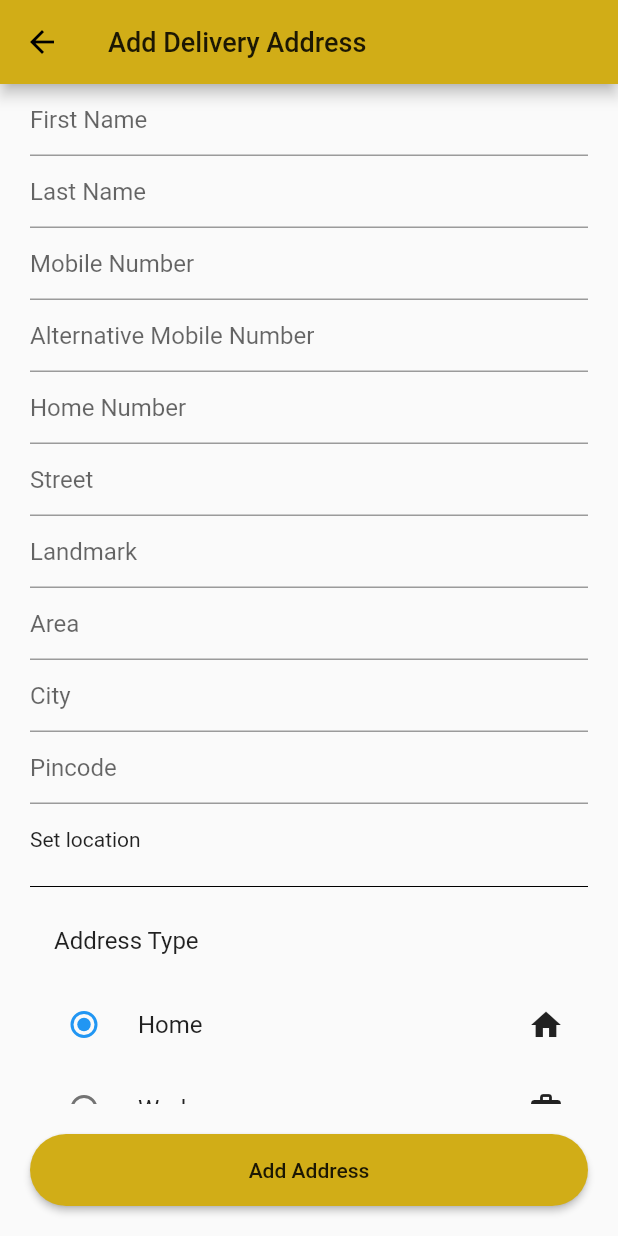
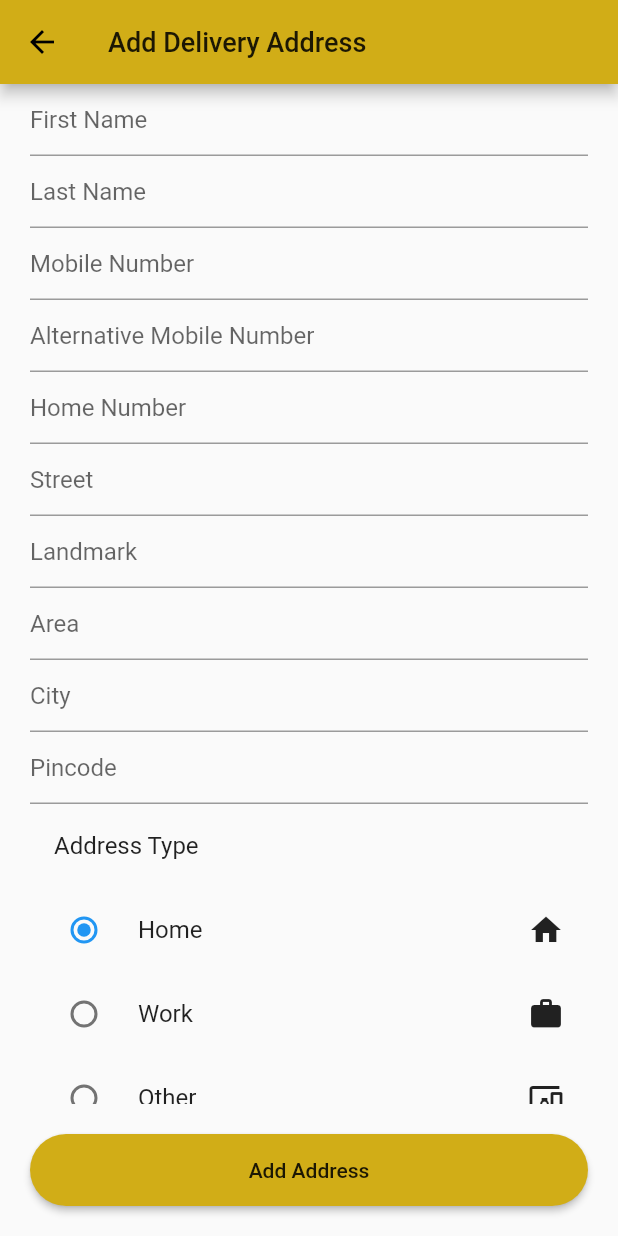
Before and after one commit to madhukr096/Five-Star-App, a Flutter app: the DeliveryDetails screen opened directly, after a tap on the "add" icon, on a phone screen of 412 x 824 dp. Run offline on Flutter 3.47's test engine with Material 2 defaults, Android fonts, the phone set to English and light mode, and no system bars; our stand-ins replace cloud_firestore, dots_indicator, firebase_auth, firebase_core, flutter_signin_button, fluttertoast and 4 more; missing offline and left inert: dart:ffi; accounts and stored records are empty.

Commit message:
Github is done

```diff
--- a/lib/models/delivery_address_model.dart
+++ b/lib/models/delivery_address_model.dart
@@ -1,29 +1,29 @@
 import 'package:flutter/material.dart';
 
 class DeliveryAddressModel {
-  late String firstName;
-  late String lastName;
-  late String mobileNo;
-  late String alternativeMobileNo;
-  late String homeNo;
-  late String street;
-  late String landmark;
-  late String area;
-  late String city;
-  late String pincode;
-  late String addressType;
+  String? firstName;
+  String? lastName;
+  String? mobileNo;
+  String? alternativeMobileNo;
+  String? homeNo;
+  String? street;
+  String? landmark;
+  String? area;
+  String? city;
+  String? pincode;
+  String? addressType;
 
   DeliveryAddressModel({
-    required this.firstName,
-    required this.lastName,
-    required this.mobileNo,
-    required this.alternativeMobileNo,
-    required this.homeNo,
-    required this.street,
-    required this.landmark,
-    required this.area,
-    required this.city,
-    required this.pincode,
-    required this.addressType,
+    this.firstName,
+    this.lastName,
+    this.mobileNo,
+    this.alternativeMobileNo,
+    this.homeNo,
+    this.street,
+    this.landmark,
+    this.area,
+    this.city,
+    this.pincode,
+    this.addressType,
   });
 }
--- a/lib/providers/check_out_provider.dart
+++ b/lib/providers/check_out_provider.dart
@@ -2,6 +2,8 @@ import 'package:cloud_firestore/cloud_firestore.dart';
 import 'package:firebase_auth/firebase_auth.dart';
 import 'package:flutter/material.dart';
 import 'package:fluttertoast/fluttertoast.dart';
+
+import '../models/delivery_address_model.dart';
 
 class CheckOutProvider with ChangeNotifier {
   bool isloading = false;
@@ -66,4 +68,37 @@ class CheckOutProvider with ChangeNotifier {
       notifyListeners();
     }
   }
+
+  List<DeliveryAddressModel> deliveryAddressList = [];
+  getDeliveryAddrressData() async {
+    DeliveryAddressModel deliveryAddressModel;
+    List<DeliveryAddressModel> newList = [];
+    DocumentSnapshot _db = await FirebaseFirestore.instance
+        .collection("AddDeliveryAddress")
+        .doc(FirebaseAuth.instance.currentUser?.uid)
+        .get();
+    if (_db.exists) {
+      deliveryAddressModel = DeliveryAddressModel(
+        firstName: _db.get("firstName"),
+        lastName: _db.get("lastName"),
+        mobileNo: _db.get("mobileNo"),
+        addressType: _db.get("addressType"),
+        alternativeMobileNo: _db.get("alternativeMobileNo"),
+        homeNo: _db.get("homeNo"),
+        street: _db.get("street"),
+        landmark: _db.get("landmark"),
+        area: _db.get("area"),
+        city: _db.get("city"),
+        pincode: _db.get("pincode"),
+      );
+      newList.add(deliveryAddressModel);
+      notifyListeners();
+    }
+    deliveryAddressList = newList;
+    notifyListeners();
+  }
+
+  List<DeliveryAddressModel> get getDeliveryAddressList {
+    return deliveryAddressList;
+  }
 }
--- a/lib/screens/check_out/add_delivery_address/add_delivery_address.dart
+++ b/lib/screens/check_out/add_delivery_address/add_delivery_address.dart
@@ -104,7 +104,7 @@ class _AddDeliveryAddressState extends State<AddDeliveryAddress> {
               labText: "Pincode",
               controller: checkOutProvider.pincode,
             ),
-            InkWell(
+            /* InkWell(
               onTap: () {
                 /*Navigator.of(context).push(
                   MaterialPageRoute(
@@ -126,7 +126,7 @@ class _AddDeliveryAddressState extends State<AddDeliveryAddress> {
             ),
             Divider(
               color: Colors.black,
-            ),
+            ),*/
             ListTile(
               title: Text("Address Type"),
             ),
--- a/lib/screens/check_out/delivery_details/delivery_details.dart
+++ b/lib/screens/check_out/delivery_details/delivery_details.dart
@@ -1,22 +1,19 @@
+import 'package:five_star/models/delivery_address_model.dart';
+import 'package:five_star/providers/check_out_provider.dart';
 import 'package:five_star/screens/check_out/add_delivery_address/add_delivery_address.dart';
 import 'package:five_star/screens/check_out/delivery_details/single_delivery_item.dart';
 import 'package:five_star/screens/check_out/payment_summary/payment_summary.dart';
 import 'package:flutter/material.dart';
+import 'package:provider/provider.dart';
 
 import '../../../config/color.dart';
 
 class DeliveryDetails extends StatelessWidget {
-  List<Widget> address = [
-    SingleDeliveryItem(
-      title: 'FIVE STAR',
-      address: 'LVP Boys Hostel, Dairy Circle, Hassan  Pincode -573201',
-      number: '7259741181',
-      addressType: 'Home',
-    ),
-  ];
   bool isAddress = false;
   @override
   Widget build(BuildContext context) {
+    CheckOutProvider deliveryAddreesProvider = Provider.of(context);
+    deliveryAddreesProvider.getDeliveryAddrressData();
     return Scaffold(
         appBar: AppBar(
           backgroundColor: primaryColor,
@@ -45,11 +42,11 @@ class DeliveryDetails extends StatelessWidget {
           height: 40,
           margin: EdgeInsets.symmetric(vertical: 20, horizontal: 20),
           child: MaterialButton(
-            child: address.isEmpty
+            child: deliveryAddreesProvider.getDeliveryAddressList.isEmpty
                 ? Text("Add new Address")
                 : Text("Payment Summary"),
             onPressed: () {
-              address == null
+              deliveryAddreesProvider.getDeliveryAddressList == null
                   ? Navigator.of(context).push(MaterialPageRoute(
                       builder: (context) => AddDeliveryAddress()))
                   : Navigator.of(context).push(MaterialPageRoute(
@@ -75,10 +72,35 @@ class DeliveryDetails extends StatelessWidget {
             Divider(
               height: 1,
             ),
-            Column(
-              children: [
-                address.isEmpty
-                    ? Container()
+            deliveryAddreesProvider.getDeliveryAddressList.isEmpty
+                ? Container(
+                    child: Center(
+                      child: Text("NO DATA"),
+                    ),
+                  )
+                : Column(
+                    children:
+                        deliveryAddreesProvider.getDeliveryAddressList.map((e) {
+                      return SingleDeliveryItem(
+                        title: '${e.firstName}, ${e.lastName}',
+                        address:
+                            "${e.homeNo},${e.street},${e.landmark},${e.area},${e.city},${e.pincode}",
+                        number: '${e.mobileNo}',
+                        addressType: e.addressType == "addressType.Home"
+                            ? "Home"
+                            : e.addressType == "addressType.Work"
+                                ? "Work"
+                                : "Other",
+                      );
+                    }).toList(),
+
+                    /*children: [
+                deliveryAddreesProvider.getDeliveryAddressList.isEmpty
+                    ? Container(
+                        child: Center(
+                          child: Text("NO DATA"),
+                        ),
+                      )
                     : SingleDeliveryItem(
                         title: 'MADHU K R',
                         address:
@@ -86,8 +108,8 @@ class DeliveryDetails extends StatelessWidget {
                         number: '7259741181',
                         addressType: 'Home',
                       ),
-              ],
-            )
+              ],*/
+                  )
           ],
         ));
   }
--- a/lib/widgets/single_item.dart
+++ b/lib/widgets/single_item.dart
@@ -30,10 +30,10 @@ class SingleItem extends StatefulWidget {
 }
 
 class _SingleItemState extends State<SingleItem> {
-  late int count;
+  var count;
   getCount() {
     setState(() {
-      count = widget.productQuatity!;
+      count = widget.productQuatity;
     });
   }
 
```
